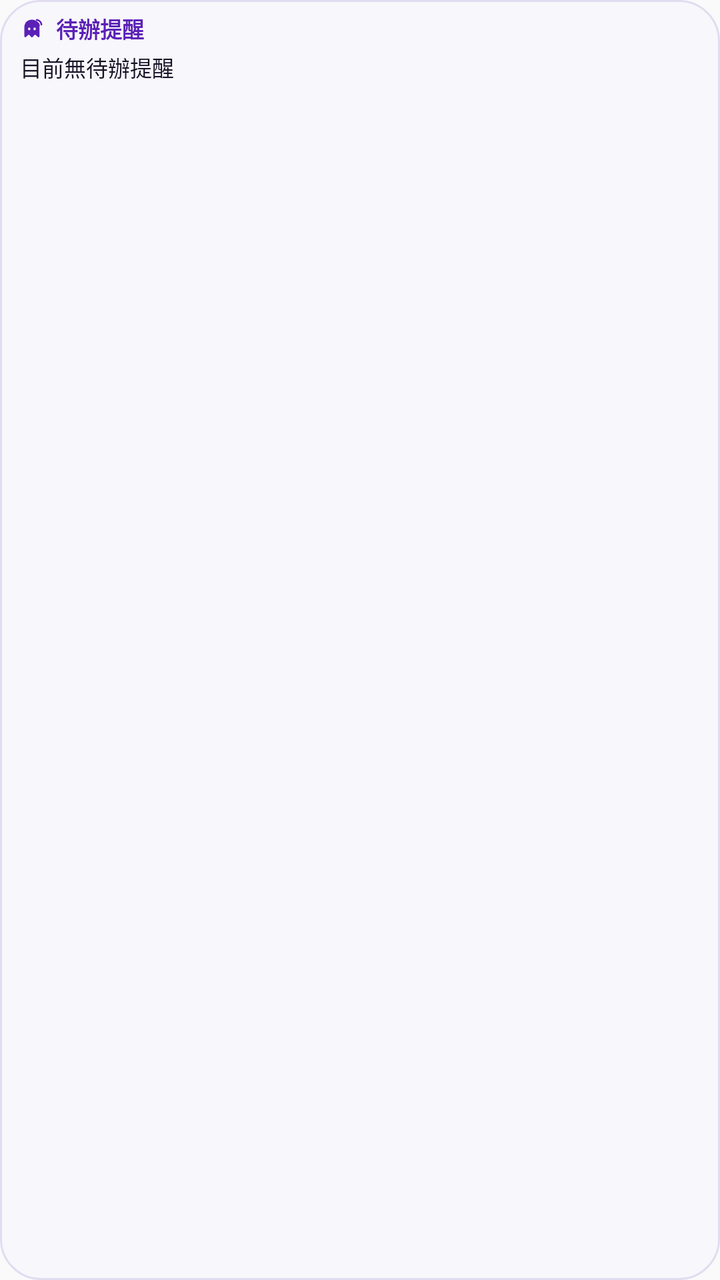
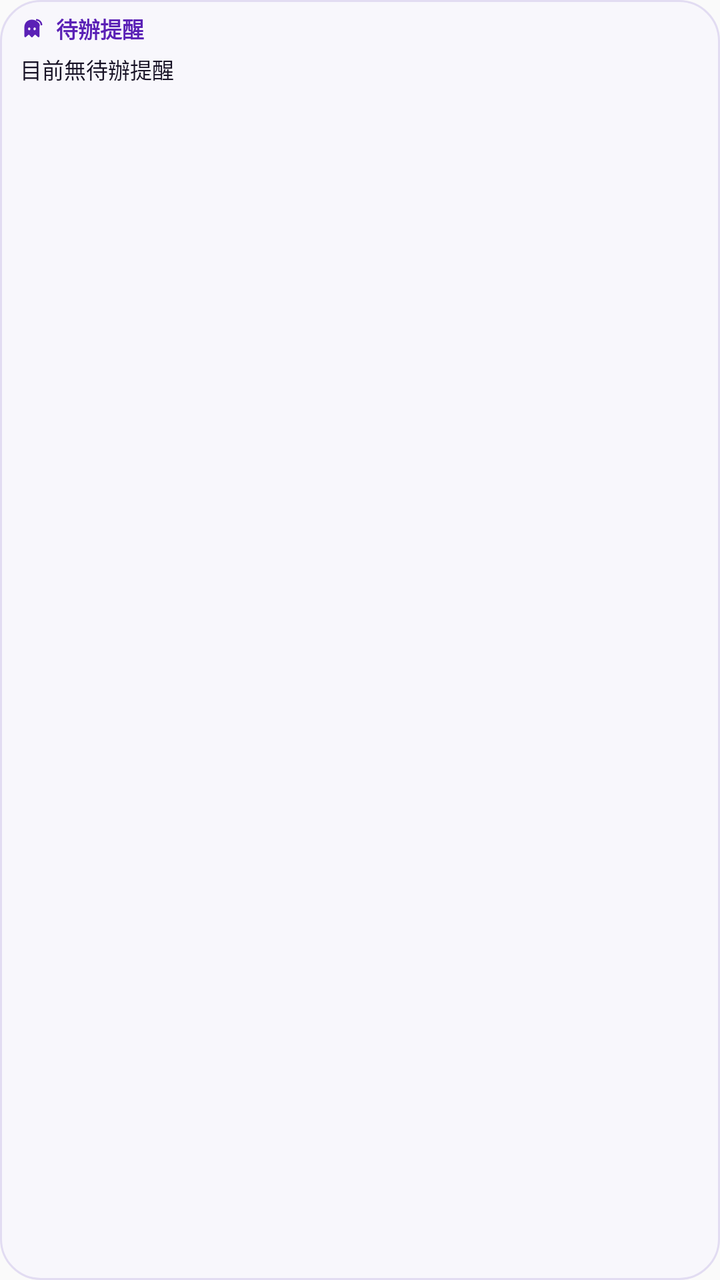

Screens rendered from an Android XML layout before and after an edit, with the pre-edit source and the edit as a unified diff.
<!-- AndroidManifest.xml: application theme Theme.PhantomCheck -->
<!-- res/layout/widget_reminder.xml -->
<?xml version="1.0" encoding="utf-8"?>
<LinearLayout xmlns:android="http://schemas.android.com/apk/res/android"
    android:id="@+id/widget_root"
    android:layout_width="match_parent"
    android:layout_height="match_parent"
    android:background="@drawable/widget_stats_bg"
    android:orientation="vertical"
    android:paddingHorizontal="10dp"
    android:paddingVertical="6dp">

    <LinearLayout
        android:layout_width="match_parent"
        android:layout_height="wrap_content"
        android:gravity="center_vertical"
        android:orientation="horizontal">

        <ImageView
            android:layout_width="13dp"
            android:layout_height="13dp"
            android:layout_marginEnd="5dp"
            android:contentDescription="待辦提醒"
            android:src="@drawable/ic_stat_phantom"
            android:tint="@color/widget_accent" />

        <TextView
            android:layout_width="0dp"
            android:layout_height="wrap_content"
            android:layout_weight="1"
            android:ellipsize="end"
            android:maxLines="1"
            android:text="待辦提醒"
            android:textColor="@color/widget_accent"
            android:textSize="11sp"
            android:textStyle="bold" />
    </LinearLayout>

    <TextView
        android:id="@+id/widget_reminder_empty"
        android:layout_width="match_parent"
        android:layout_height="wrap_content"
        android:layout_marginTop="4dp"
        android:ellipsize="end"
        android:maxLines="1"
        android:text="目前無待辦提醒"
        android:textColor="@color/widget_text_primary"
        android:textSize="11sp"
        android:visibility="gone" />

    <LinearLayout
        android:id="@+id/widget_reminder_row1"
        android:layout_width="match_parent"
        android:layout_height="wrap_content"
        android:layout_marginTop="3dp"
        android:gravity="center_vertical"
        android:orientation="horizontal">

        <TextView
            android:id="@+id/widget_reminder_line1"
            android:layout_width="0dp"
            android:layout_height="wrap_content"
            android:layout_weight="1"
            android:ellipsize="end"
            android:maxLines="1"
            android:text="目前無待辦提醒"
            android:textColor="@color/widget_text_primary"
            android:textSize="11sp" />

        <TextView
            android:id="@+id/widget_reminder_row1_done"
            android:layout_width="wrap_content"
            android:layout_height="wrap_content"
            android:contentDescription="完成待辦"
            android:paddingHorizontal="5dp"
            android:paddingVertical="2dp"
            android:text="✓"
            android:textColor="@color/widget_accent"
            android:textSize="12sp"
            android:textStyle="bold"
            android:visibility="gone" />

        <TextView
            android:id="@+id/widget_reminder_row1_edit"
            android:layout_width="wrap_content"
            android:layout_height="wrap_content"
            android:contentDescription="編輯待辦"
            android:paddingHorizontal="5dp"
            android:paddingVertical="2dp"
            android:text="✎"
            android:textColor="@color/widget_text_secondary"
            android:textSize="11sp"
            android:visibility="gone" />

        <TextView
            android:id="@+id/widget_reminder_row1_delete"
            android:layout_width="wrap_content"
            android:layout_height="wrap_content"
            android:contentDescription="刪除提醒"
            android:paddingHorizontal="5dp"
            android:paddingVertical="2dp"
            android:text="✕"
            android:textColor="@color/widget_text_secondary"
            android:textSize="11sp"
            android:visibility="gone" />
    </LinearLayout>

    <LinearLayout
        android:id="@+id/widget_reminder_row2"
        android:layout_width="match_parent"
        android:layout_height="wrap_content"
        android:layout_marginTop="2dp"
        android:gravity="center_vertical"
        android:orientation="horizontal"
        android:visibility="gone">

        <TextView
            android:id="@+id/widget_reminder_line2"
            android:layout_width="0dp"
            android:layout_height="wrap_content"
            android:layout_weight="1"
            android:ellipsize="end"
            android:maxLines="1"
            android:text=""
            android:textColor="@color/widget_text_secondary"
            android:textSize="10sp" />

        <TextView
            android:id="@+id/widget_reminder_row2_done"
            android:layout_width="wrap_content"
            android:layout_height="wrap_content"
            android:contentDescription="完成待辦"
            android:paddingHorizontal="5dp"
            android:paddingVertical="2dp"
            android:text="✓"
            android:textColor="@color/widget_accent"
            android:textSize="11sp"
            android:textStyle="bold"
            android:visibility="gone" />

        <TextView
            android:id="@+id/widget_reminder_row2_edit"
            android:layout_width="wrap_content"
            android:layout_height="wrap_content"
            android:contentDescription="編輯待辦"
            android:paddingHorizontal="5dp"
            android:paddingVertical="2dp"
            android:text="✎"
            android:textColor="@color/widget_text_secondary"
            android:textSize="10sp"
            android:visibility="gone" />

        <TextView
            android:id="@+id/widget_reminder_row2_delete"
            android:layout_width="wrap_content"
            android:layout_height="wrap_content"
            android:contentDescription="刪除提醒"
            android:paddingHorizontal="5dp"
            android:paddingVertical="2dp"
            android:text="✕"
            android:textColor="@color/widget_text_secondary"
            android:textSize="10sp"
            android:visibility="gone" />
    </LinearLayout>
</LinearLayout>
<!-- resources referenced by this layout -->
<resources>
  <color name="widget_accent">#5B21B6</color>
  <color name="widget_text_primary">#181326</color>
  <color name="widget_text_secondary">#6B6380</color>
  <!-- drawable ic_stat_phantom (drawable) -->
  <?xml version="1.0" encoding="utf-8"?>
  <vector xmlns:android="http://schemas.android.com/apk/res/android"
      android:width="24dp"
      android:height="24dp"
      android:viewportWidth="24"
      android:viewportHeight="24">
  
      
      <path
          android:fillColor="#00000000"
          android:strokeColor="#FFFFFF"
          android:strokeWidth="1.6"
          android:strokeLineCap="round"
          android:pathData="M15.5,4.2 A5,5 0 0,1 19.8,8.5" />
  
      <path
          android:fillColor="#00000000"
          android:strokeColor="#FFFFFF"
          android:strokeWidth="1.6"
          android:strokeLineCap="round"
          android:pathData="M14.5,6.5 A3,3 0 0,1 17.5,9.5" />
  
      
      <path
          android:fillColor="#FFFFFF"
          android:fillType="evenOdd"
          android:pathData="M11,4 C6.8,4 4,6.9 4,11 L4,19.2 C4,20.1 5.0,20.5 5.6,19.9 L7.4,18.2 C7.8,17.8 8.4,17.8 8.8,18.3 L10.3,20.0 C10.7,20.5 11.3,20.5 11.7,20.0 L13.2,18.3 C13.6,17.8 14.2,17.8 14.6,18.2 L16.4,19.9 C17.0,20.5 18,20.1 18,19.2 L18,11 C18,6.9 15.2,4 11,4 Z M8.5,11.2 A1.1,1.3 0 1,0 8.51,11.2 Z M13.5,11.2 A1.1,1.3 0 1,0 13.51,11.2 Z" />
  </vector>
  <!-- drawable widget_stats_bg (drawable) -->
  <?xml version="1.0" encoding="utf-8"?>
  <shape xmlns:android="http://schemas.android.com/apk/res/android"
      android:shape="rectangle">
      <solid android:color="@color/widget_bg" />
      <stroke
          android:width="1dp"
          android:color="@color/widget_border" />
      <corners android:radius="20dp" />
  </shape>
  <style name="Theme.PhantomCheck" parent="android:Theme.Material.Light.NoActionBar" />
  <color name="widget_bg">#F8F7FC</color>
  <color name="widget_border">#E2DCF2</color>
</resources>

<!-- the commit's change to res/layout/widget_reminder.xml (unified diff, before → after) -->
@@ -50,7 +50,7 @@
         android:id="@+id/widget_reminder_row1"
         android:layout_width="match_parent"
         android:layout_height="wrap_content"
-        android:layout_marginTop="3dp"
+        android:layout_marginTop="4dp"
         android:gravity="center_vertical"
         android:orientation="horizontal">
 
@@ -69,12 +69,16 @@
             android:id="@+id/widget_reminder_row1_done"
             android:layout_width="wrap_content"
             android:layout_height="wrap_content"
+            android:minWidth="28dp"
+            android:minHeight="32dp"
+            android:gravity="center"
+            android:background="?android:attr/selectableItemBackground"
             android:contentDescription="完成待辦"
-            android:paddingHorizontal="5dp"
-            android:paddingVertical="2dp"
+            android:paddingHorizontal="8dp"
+            android:paddingVertical="6dp"
             android:text="✓"
             android:textColor="@color/widget_accent"
-            android:textSize="12sp"
+            android:textSize="16sp"
             android:textStyle="bold"
             android:visibility="gone" />
 
@@ -82,24 +86,34 @@
             android:id="@+id/widget_reminder_row1_edit"
             android:layout_width="wrap_content"
             android:layout_height="wrap_content"
+            android:minWidth="28dp"
+            android:minHeight="32dp"
+            android:gravity="center"
+            android:background="?android:attr/selectableItemBackground"
             android:contentDescription="編輯待辦"
-            android:paddingHorizontal="5dp"
-            android:paddingVertical="2dp"
+            android:paddingHorizontal="8dp"
+            android:paddingVertical="6dp"
             android:text="✎"
             android:textColor="@color/widget_text_secondary"
-            android:textSize="11sp"
+            android:textSize="16sp"
+            android:textStyle="bold"
             android:visibility="gone" />
 
         <TextView
             android:id="@+id/widget_reminder_row1_delete"
             android:layout_width="wrap_content"
             android:layout_height="wrap_content"
+            android:minWidth="28dp"
+            android:minHeight="32dp"
+            android:gravity="center"
+            android:background="?android:attr/selectableItemBackground"
             android:contentDescription="刪除提醒"
-            android:paddingHorizontal="5dp"
-            android:paddingVertical="2dp"
+            android:paddingHorizontal="8dp"
+            android:paddingVertical="6dp"
             android:text="✕"
             android:textColor="@color/widget_text_secondary"
-            android:textSize="11sp"
+            android:textSize="16sp"
+            android:textStyle="bold"
             android:visibility="gone" />
     </LinearLayout>
 
@@ -107,7 +121,7 @@
         android:id="@+id/widget_reminder_row2"
         android:layout_width="match_parent"
         android:layout_height="wrap_content"
-        android:layout_marginTop="2dp"
+        android:layout_marginTop="3dp"
         android:gravity="center_vertical"
         android:orientation="horizontal"
         android:visibility="gone">
@@ -127,12 +141,16 @@
             android:id="@+id/widget_reminder_row2_done"
             android:layout_width="wrap_content"
             android:layout_height="wrap_content"
+            android:minWidth="28dp"
+            android:minHeight="32dp"
+            android:gravity="center"
+            android:background="?android:attr/selectableItemBackground"
             android:contentDescription="完成待辦"
-            android:paddingHorizontal="5dp"
-            android:paddingVertical="2dp"
+            android:paddingHorizontal="8dp"
+            android:paddingVertical="6dp"
             android:text="✓"
             android:textColor="@color/widget_accent"
-            android:textSize="11sp"
+            android:textSize="16sp"
             android:textStyle="bold"
             android:visibility="gone" />
 
@@ -140,24 +158,34 @@
             android:id="@+id/widget_reminder_row2_edit"
             android:layout_width="wrap_content"
             android:layout_height="wrap_content"
+            android:minWidth="28dp"
+            android:minHeight="32dp"
+            android:gravity="center"
+            android:background="?android:attr/selectableItemBackground"
             android:contentDescription="編輯待辦"
-            android:paddingHorizontal="5dp"
-            android:paddingVertical="2dp"
+            android:paddingHorizontal="8dp"
+            android:paddingVertical="6dp"
             android:text="✎"
             android:textColor="@color/widget_text_secondary"
-            android:textSize="10sp"
+            android:textSize="16sp"
+            android:textStyle="bold"
             android:visibility="gone" />
 
         <TextView
             android:id="@+id/widget_reminder_row2_delete"
             android:layout_width="wrap_content"
             android:layout_height="wrap_content"
+            android:minWidth="28dp"
+            android:minHeight="32dp"
+            android:gravity="center"
+            android:background="?android:attr/selectableItemBackground"
             android:contentDescription="刪除提醒"
-            android:paddingHorizontal="5dp"
-            android:paddingVertical="2dp"
+            android:paddingHorizontal="8dp"
+            android:paddingVertical="6dp"
             android:text="✕"
             android:textColor="@color/widget_text_secondary"
-            android:textSize="10sp"
+            android:textSize="16sp"
+            android:textStyle="bold"
             android:visibility="gone" />
     </LinearLayout>
 </LinearLayout>
